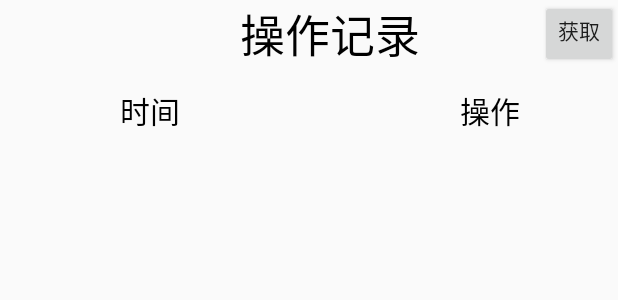
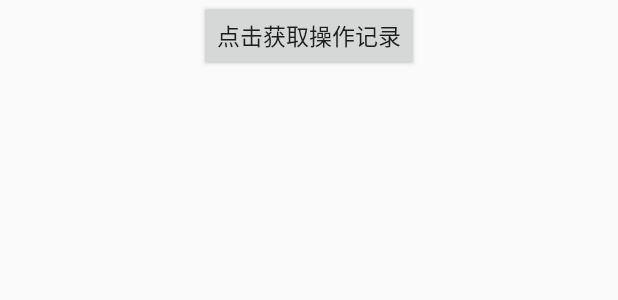
Before and after one commit to Group9-Android/Air-Conditioning-Controller, an Android app: the layout fragment_four.xml on its own in the app's theme, with its tools: preview values and no code run, on a phone screen of 412 x 824 dp. Shown: the top 300 px of the screen. Run offline under Robolectric (Android 15) with nearby library versions, the phone set to English and light mode, and no system bars.

Commit message:
历史记录列表可滑动
添加了listview并自定义其适配器
优化显示效果

```diff
--- a/app/src/main/res/layout/fragment_four.xml
+++ b/app/src/main/res/layout/fragment_four.xml
@@ -17,58 +17,20 @@
             android:layout_gravity="center">
 
             <TextView
-                android:layout_width="240px"
-                android:layout_height="30px" />
-
-            <TextView
-                android:layout_width="wrap_content"
-                android:layout_height="wrap_content"
-                android:text="操作记录"
-                android:textSize="30sp"
-                android:textColor="#000000"/>
-
-            <TextView
                 android:layout_width="120px"
                 android:layout_height="30px" />
 
             <Button
                 android:id="@+id/btnget"
                 android:layout_width="wrap_content"
-                android:layout_height="match_parent"
-                android:text="获取记录"/>
-        </LinearLayout>
-
-    </LinearLayout>
-
-
-    <LinearLayout
-        android:layout_width="match_parent"
-        android:layout_height="wrap_content"
-        android:layout_marginTop="20px"
-        android:orientation="vertical">
-
-        <LinearLayout
-            android:layout_width="match_parent"
-            android:layout_height="wrap_content"
-            android:orientation="horizontal">
+                android:layout_height="wrap_content"
+                android:textSize="15sp"
+                android:text="点击获取操作记录"/>
 
             <TextView
-                android:layout_width="wrap_content"
-                android:layout_height="wrap_content"
-                android:layout_marginLeft="120px"
-                android:layout_marginRight="30px"
-                android:text="时间"
-                android:textColor="#000000"
-                android:textSize="20sp"/>
+                android:layout_width="120px"
+                android:layout_height="30px" />
 
-            <TextView
-                android:layout_width="wrap_content"
-                android:layout_height="wrap_content"
-                android:layout_marginLeft="250px"
-                android:layout_marginRight="30px"
-                android:text="操作"
-                android:textColor="#000000"
-                android:textSize="20sp"/>
 
         </LinearLayout>
 
@@ -81,8 +43,14 @@
         android:layout_marginLeft="30px"
         android:layout_marginRight="30px"
         android:text=""
-        android:textSize="17sp"/>
+        android:textSize="12sp"/>
 
+    <ListView
+        android:id="@+id/hisview"
+        android:layout_width="wrap_content"
+        android:layout_height="wrap_content"
+        android:layout_marginLeft="30px"
+        android:layout_marginRight="30px"></ListView>
 
 
 </LinearLayout>
```
Also changed, not shown: app/src/main/java/com/example/smallkun/aswitch/FourFragment.java (+32 -6 lines), app/src/main/java/com/example/smallkun/aswitch/historyadapter.java (added, +35 -0 lines), app/src/main/java/com/example/smallkun/aswitch/historydt.java (added, +19 -0 lines), app/src/main/res/layout/historylayout.xml (added, +16 -0 lines).
